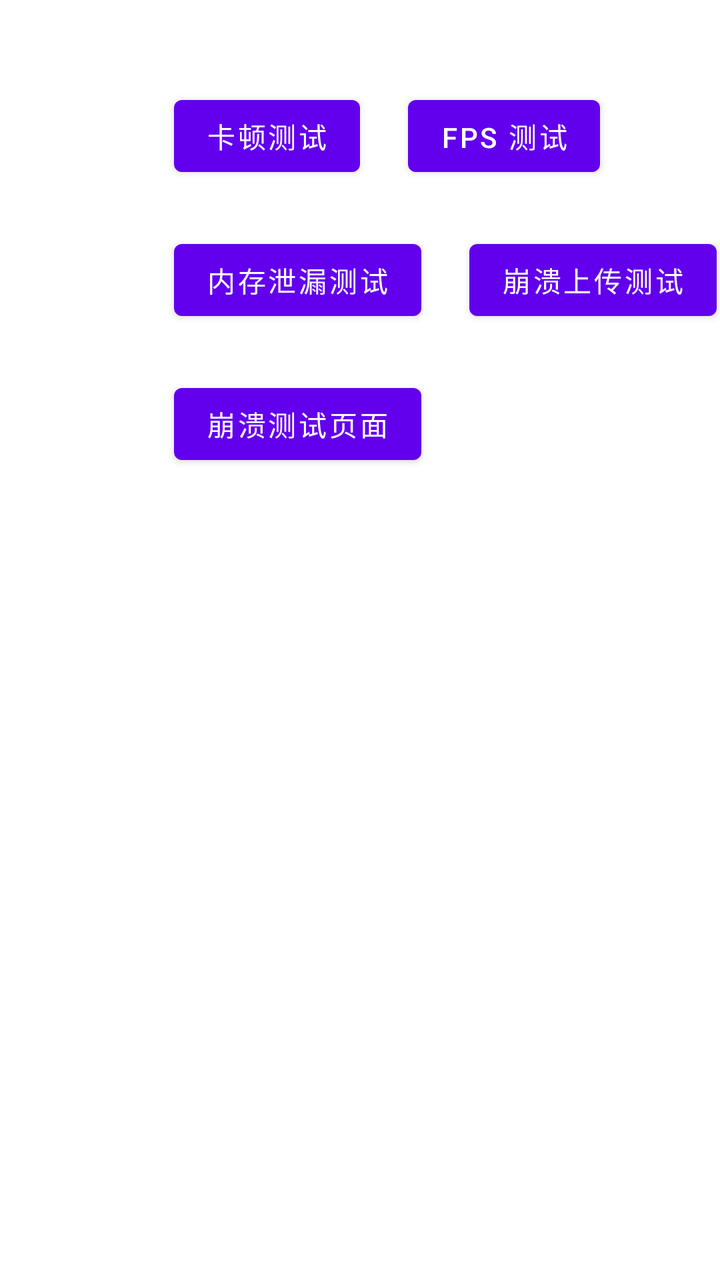
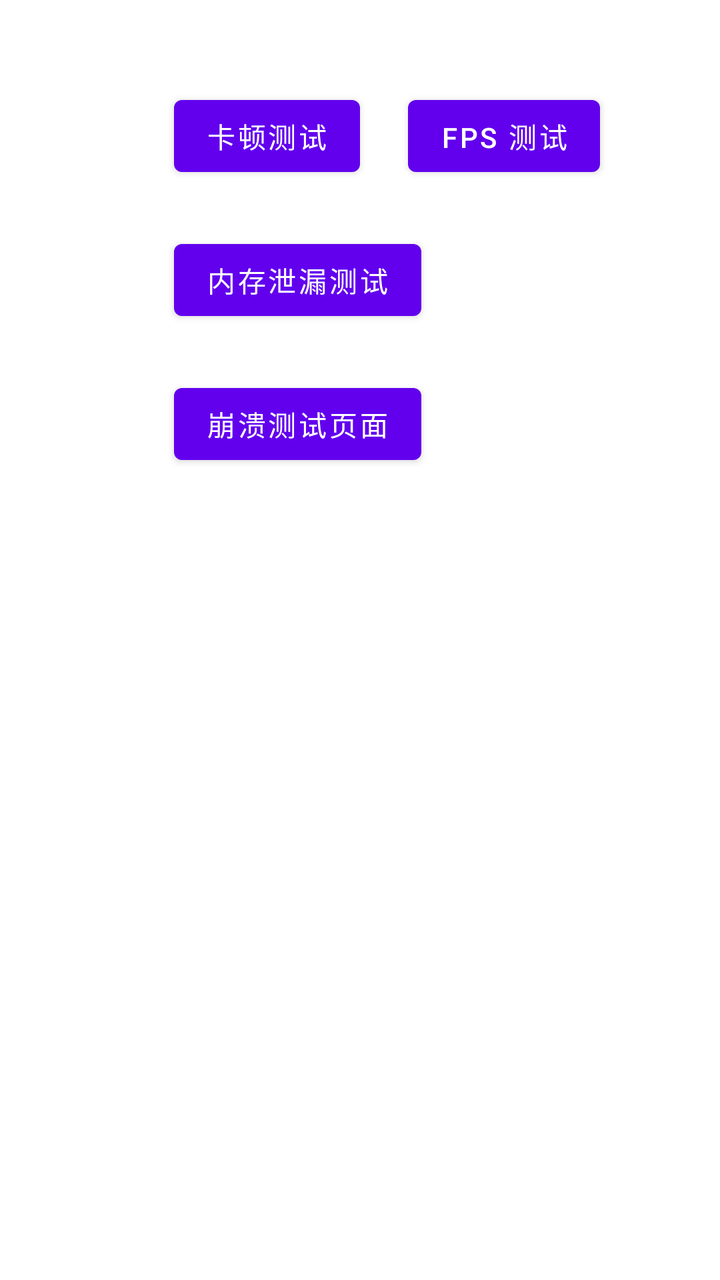

Screens rendered from an Android XML layout before and after an edit, with the pre-edit source and the edit as a unified diff.
<!-- AndroidManifest.xml: application theme Theme.Performance -->
<!-- res/layout/activity_main.xml -->
<?xml version="1.0" encoding="utf-8"?>
<androidx.constraintlayout.widget.ConstraintLayout xmlns:android="http://schemas.android.com/apk/res/android"
    xmlns:app="http://schemas.android.com/apk/res-auto"
    xmlns:tools="http://schemas.android.com/tools"
    android:id="@+id/main"
    android:layout_width="match_parent"
    android:layout_height="match_parent"
    tools:context=".MainActivity">

    <Button
        android:id="@+id/button"
        android:layout_width="wrap_content"
        android:layout_height="wrap_content"
        android:layout_marginStart="87dp"
        android:layout_marginTop="44dp"
        android:text="卡顿测试"
        app:layout_constraintStart_toStartOf="parent"
        app:layout_constraintTop_toTopOf="parent" />

    <Button
        android:id="@+id/fpsTestButton"
        android:layout_width="wrap_content"
        android:layout_height="wrap_content"
        android:layout_marginStart="24dp"
        android:layout_marginTop="44dp"
        android:text="FPS 测试"
        app:layout_constraintStart_toEndOf="@id/button"
        app:layout_constraintTop_toTopOf="parent" />

    <Button
        android:id="@+id/memoryLeakTestButton"
        android:layout_width="wrap_content"
        android:layout_height="wrap_content"
        android:layout_marginStart="87dp"
        android:layout_marginTop="24dp"
        android:text="@string/memory_leak_test_entry"
        app:layout_constraintStart_toStartOf="parent"
        app:layout_constraintTop_toBottomOf="@id/button" />

    <Button
        android:id="@+id/crashTestButton"
        android:layout_width="wrap_content"
        android:layout_height="wrap_content"
        android:layout_marginStart="24dp"
        android:text="@string/crash_test_entry"
        app:layout_constraintStart_toEndOf="@id/memoryLeakTestButton"
        app:layout_constraintTop_toTopOf="@id/memoryLeakTestButton" />
    <Button
        android:id="@+id/crashCasesPageButton"
        android:layout_width="wrap_content"
        android:layout_height="wrap_content"
        android:layout_marginTop="24dp"
        android:text="@string/crash_cases_entry"
        app:layout_constraintStart_toStartOf="@id/memoryLeakTestButton"
        app:layout_constraintTop_toBottomOf="@id/memoryLeakTestButton" />
</androidx.constraintlayout.widget.ConstraintLayout>
<!-- resources referenced by this layout -->
<resources>
  <string name="crash_cases_entry">崩溃测试页面</string>
  <string name="crash_test_entry">崩溃上传测试</string>
  <string name="memory_leak_test_entry">内存泄漏测试</string>
  <style name="Theme.Performance" parent="Theme.MaterialComponents.DayNight.DarkActionBar">
          
          <item name="colorPrimary">@color/purple_500</item>
          <item name="colorPrimaryVariant">@color/purple_700</item>
          <item name="colorOnPrimary">@color/white</item>
          
          <item name="colorSecondary">@color/teal_200</item>
          <item name="colorSecondaryVariant">@color/teal_700</item>
          <item name="colorOnSecondary">@color/black</item>
          
          <item name="android:statusBarColor">?attr/colorPrimaryVariant</item>
          
      </style>
  <color name="purple_500">#FF6200EE</color>
  <color name="purple_700">#FF3700B3</color>
  <color name="white">#FFFFFFFF</color>
  <color name="teal_200">#FF03DAC5</color>
  <color name="teal_700">#FF018786</color>
  <color name="black">#FF000000</color>
</resources>

<!-- the commit's change to res/layout/activity_main.xml (unified diff, before → after) -->
@@ -8,12 +8,12 @@
     tools:context=".MainActivity">
 
     <Button
-        android:id="@+id/button"
+        android:id="@+id/jankTestButton"
         android:layout_width="wrap_content"
         android:layout_height="wrap_content"
         android:layout_marginStart="87dp"
         android:layout_marginTop="44dp"
-        android:text="卡顿测试"
+        android:text="@string/jank_test_entry"
         app:layout_constraintStart_toStartOf="parent"
         app:layout_constraintTop_toTopOf="parent" />
 
@@ -24,7 +24,7 @@
         android:layout_marginStart="24dp"
         android:layout_marginTop="44dp"
         android:text="FPS 测试"
-        app:layout_constraintStart_toEndOf="@id/button"
+        app:layout_constraintStart_toEndOf="@id/jankTestButton"
         app:layout_constraintTop_toTopOf="parent" />
 
     <Button
@@ -35,16 +35,8 @@
         android:layout_marginTop="24dp"
         android:text="@string/memory_leak_test_entry"
         app:layout_constraintStart_toStartOf="parent"
-        app:layout_constraintTop_toBottomOf="@id/button" />
+        app:layout_constraintTop_toBottomOf="@id/jankTestButton" />
 
-    <Button
-        android:id="@+id/crashTestButton"
-        android:layout_width="wrap_content"
-        android:layout_height="wrap_content"
-        android:layout_marginStart="24dp"
-        android:text="@string/crash_test_entry"
-        app:layout_constraintStart_toEndOf="@id/memoryLeakTestButton"
-        app:layout_constraintTop_toTopOf="@id/memoryLeakTestButton" />
     <Button
         android:id="@+id/crashCasesPageButton"
         android:layout_width="wrap_content"
<!-- resource entries referenced after the edit -->
@@ -1,7 +1,7 @@
 <!-- resources referenced by this layout -->
 <resources>
   <string name="crash_cases_entry">崩溃测试页面</string>
-  <string name="crash_test_entry">崩溃上传测试</string>
+  <string name="jank_test_entry">卡顿测试</string>
   <string name="memory_leak_test_entry">内存泄漏测试</string>
   <style name="Theme.Performance" parent="Theme.MaterialComponents.DayNight.DarkActionBar">
           
